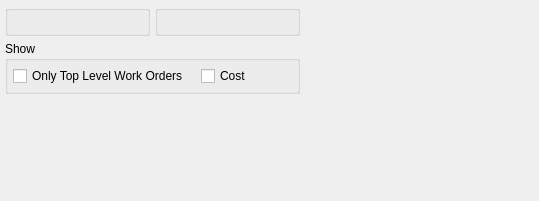
First picture: the form in xtuple/trunk/guiclient/displays/dspWoHistoryByClassCode.ui, repository WooodHead/xtuple, before the edit.
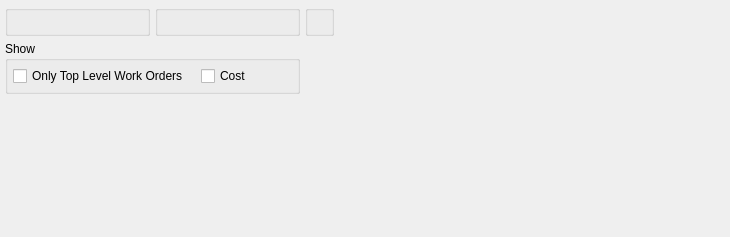
Second picture: the form after the edit. Custom widgets are drawn as their Qt base class.

Commit message: Issue #11919:add date parameter

Diff of the .ui file:
```diff
--- a/xtuple/trunk/guiclient/displays/dspWoHistoryByClassCode.ui
+++ b/xtuple/trunk/guiclient/displays/dspWoHistoryByClassCode.ui
@@ -13,8 +13,8 @@
    <rect>
     <x>0</x>
     <y>0</y>
-    <width>539</width>
-    <height>201</height>
+    <width>730</width>
+    <height>237</height>
    </rect>
   </property>
   <property name="windowTitle">
@@ -99,6 +99,18 @@
        </property>
       </spacer>
      </item>
+     <item row="0" column="2">
+      <widget class="QGroupBox" name="_dateGroup">
+       <property name="title">
+        <string/>
+       </property>
+       <layout class="QGridLayout" name="gridLayout_4">
+        <item row="0" column="0">
+         <widget class="DateCluster" name="_dates"/>
+        </item>
+       </layout>
+      </widget>
+     </item>
     </layout>
    </item>
    <item>
@@ -122,6 +134,11 @@
  <layoutdefault spacing="5" margin="5"/>
  <pixmapfunction>qPixmapFromMimeSource</pixmapfunction>
  <customwidgets>
+  <customwidget>
+   <class>DateCluster</class>
+   <extends>QWidget</extends>
+   <header>datecluster.h</header>
+  </customwidget>
   <customwidget>
    <class>ParameterGroup</class>
    <extends>QGroupBox</extends>
```
The commit also changes 1 other file.
